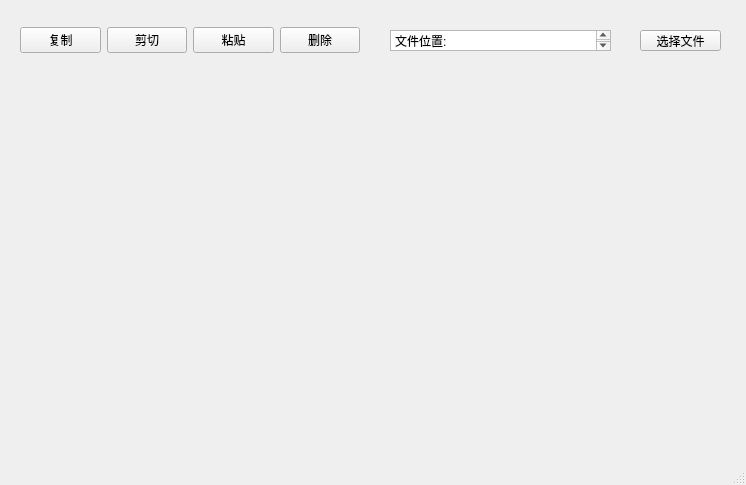
First picture: the form in FileManager/mainwindow.ui, repository Jojuyn/FileManager, before the edit.
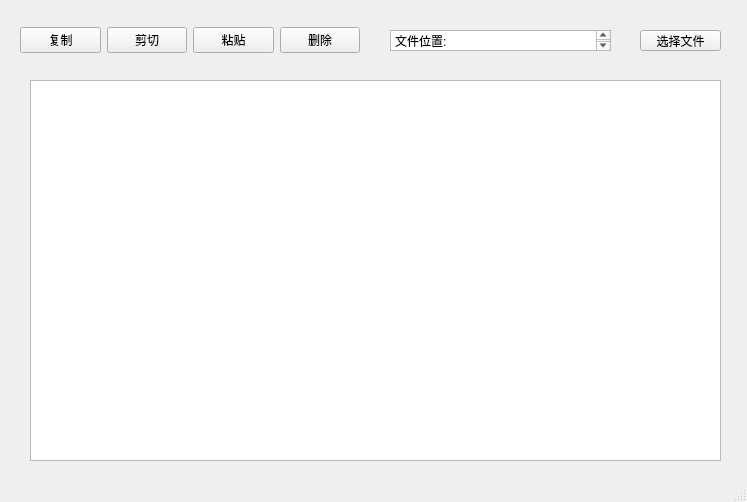
Second picture: the form after the edit.

Commit message: 更新ui界面

Diff of the .ui file:
```diff
--- a/FileManager/mainwindow.ui
+++ b/FileManager/mainwindow.ui
@@ -6,8 +6,8 @@
    <rect>
     <x>0</x>
     <y>0</y>
-    <width>746</width>
-    <height>485</height>
+    <width>747</width>
+    <height>502</height>
    </rect>
   </property>
   <property name="windowTitle">
@@ -87,6 +87,16 @@
      <string>选择文件</string>
     </property>
    </widget>
+   <widget class="QListView" name="listView">
+    <property name="geometry">
+     <rect>
+      <x>30</x>
+      <y>80</y>
+      <width>691</width>
+      <height>381</height>
+     </rect>
+    </property>
+   </widget>
   </widget>
   <widget class="QMenuBar" name="menubar">
    <property name="geometry">
```
Left out of the diff: 4 changed lines with no effect on the pictures.
